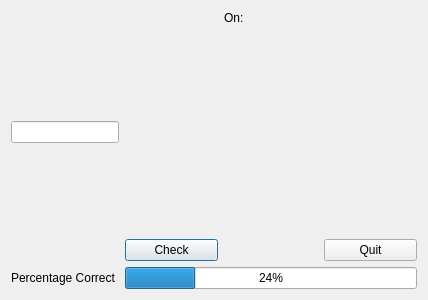
Old version of the form View/TermQuiz.ui in the repository wcrandall/Studier.
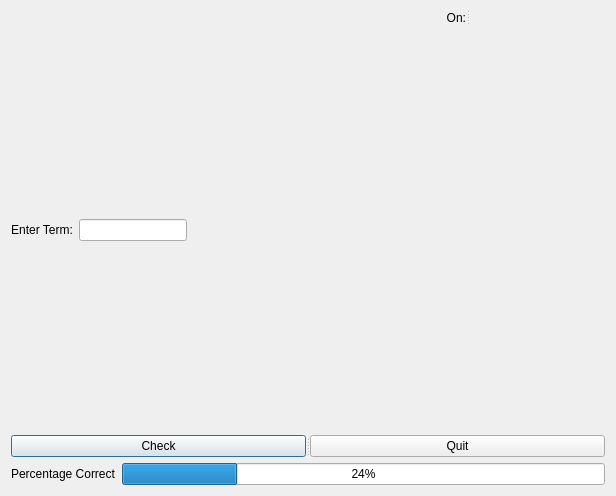
New version of the form.

```diff
--- a/View/TermQuiz.ui
+++ b/View/TermQuiz.ui
@@ -6,39 +6,19 @@
    <rect>
     <x>0</x>
     <y>0</y>
-    <width>428</width>
-    <height>300</height>
+    <width>616</width>
+    <height>496</height>
    </rect>
   </property>
   <property name="windowTitle">
    <string>Quiz</string>
   </property>
-  <layout class="QGridLayout" name="gridLayout_2">
-   <item row="0" column="0">
     <layout class="QGridLayout" name="gridLayout">
-     <property name="sizeConstraint">
-      <enum>QLayout::SetNoConstraint</enum>
+   <item row="0" column="1" colspan="2">
+    <widget class="QSplitter" name="splitter_2">
+     <property name="orientation">
+      <enum>Qt::Horizontal</enum>
      </property>
-     <item row="2" column="3">
-      <widget class="QPushButton" name="QuitButton">
-       <property name="sizePolicy">
-        <sizepolicy hsizetype="Minimum" vsizetype="Minimum">
-         <horstretch>0</horstretch>
-         <verstretch>0</verstretch>
-        </sizepolicy>
-       </property>
-       <property name="focusPolicy">
-        <enum>Qt::StrongFocus</enum>
-       </property>
-       <property name="text">
-        <string>Quit</string>
-       </property>
-       <property name="autoDefault">
-        <bool>false</bool>
-       </property>
-      </widget>
-     </item>
-     <item row="0" column="2">
       <widget class="QLabel" name="OnLabel">
        <property name="frameShadow">
         <enum>QFrame::Sunken</enum>
@@ -49,16 +29,28 @@
        <property name="textFormat">
         <enum>Qt::AutoText</enum>
        </property>
-      </widget>
-     </item>
-     <item row="0" column="3">
+      <property name="alignment">
+       <set>Qt::AlignRight|Qt::AlignTrailing|Qt::AlignVCenter</set>
+      </property>
+     </widget>
       <widget class="QLabel" name="TermOnLabel">
        <property name="text">
         <string/>
        </property>
       </widget>
+    </widget>
      </item>
      <item row="1" column="0">
+    <widget class="QLabel" name="EnterTermLabel">
+     <property name="text">
+      <string>Enter Term:</string>
+     </property>
+     <property name="alignment">
+      <set>Qt::AlignCenter</set>
+     </property>
+    </widget>
+   </item>
+   <item row="1" column="1">
       <widget class="QLineEdit" name="EnterTermLineEdit">
        <property name="sizePolicy">
         <sizepolicy hsizetype="Fixed" vsizetype="Fixed">
@@ -68,7 +60,27 @@
        </property>
       </widget>
      </item>
-     <item row="2" column="1">
+   <item row="1" column="2">
+    <widget class="QLabel" name="TermDescriptionLabel">
+     <property name="sizePolicy">
+      <sizepolicy hsizetype="Expanding" vsizetype="Expanding">
+       <horstretch>0</horstretch>
+       <verstretch>0</verstretch>
+      </sizepolicy>
+     </property>
+     <property name="text">
+      <string/>
+     </property>
+     <property name="alignment">
+      <set>Qt::AlignCenter</set>
+     </property>
+    </widget>
+   </item>
+   <item row="2" column="0" colspan="3">
+    <widget class="QSplitter" name="splitter">
+     <property name="orientation">
+      <enum>Qt::Horizontal</enum>
+     </property>
       <widget class="QPushButton" name="CheckButton">
        <property name="sizePolicy">
         <sizepolicy hsizetype="Minimum" vsizetype="Minimum">
@@ -83,37 +95,41 @@
         <string>Check</string>
        </property>
       </widget>
-     </item>
-     <item row="3" column="0">
+     <widget class="QPushButton" name="QuitButton">
+      <property name="sizePolicy">
+       <sizepolicy hsizetype="Minimum" vsizetype="Minimum">
+        <horstretch>0</horstretch>
+        <verstretch>0</verstretch>
+       </sizepolicy>
+      </property>
+      <property name="focusPolicy">
+       <enum>Qt::StrongFocus</enum>
+      </property>
+      <property name="text">
+       <string>Quit</string>
+      </property>
+      <property name="autoDefault">
+       <bool>false</bool>
+      </property>
+     </widget>
+    </widget>
+   </item>
+   <item row="3" column="0" colspan="3">
+    <layout class="QHBoxLayout" name="horizontalLayout">
+     <item>
       <widget class="QLabel" name="label">
        <property name="text">
         <string>Percentage Correct</string>
        </property>
       </widget>
      </item>
-     <item row="3" column="1" colspan="3">
+     <item>
       <widget class="QProgressBar" name="QuizProgressBar">
        <property name="value">
         <number>24</number>
        </property>
       </widget>
      </item>
-     <item row="1" column="1" colspan="3">
-      <widget class="QLabel" name="TermDescriptionLabel">
-       <property name="sizePolicy">
-        <sizepolicy hsizetype="Expanding" vsizetype="Expanding">
-         <horstretch>0</horstretch>
-         <verstretch>0</verstretch>
-        </sizepolicy>
-       </property>
-       <property name="text">
-        <string/>
-       </property>
-       <property name="alignment">
-        <set>Qt::AlignCenter</set>
-       </property>
-      </widget>
-     </item>
     </layout>
    </item>
   </layout>
```
Lines whose indentation alone changed are shown as unchanged.
